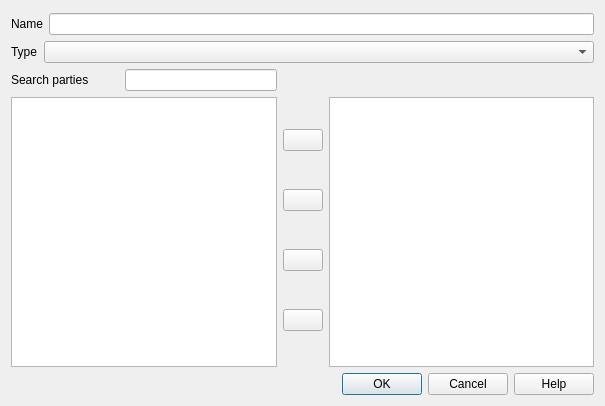
Qt form asistente_ladm_col/ui/dlg_group_party.ui (SwissTierrasColombia/Asistente-LADM-COL) before a commit.
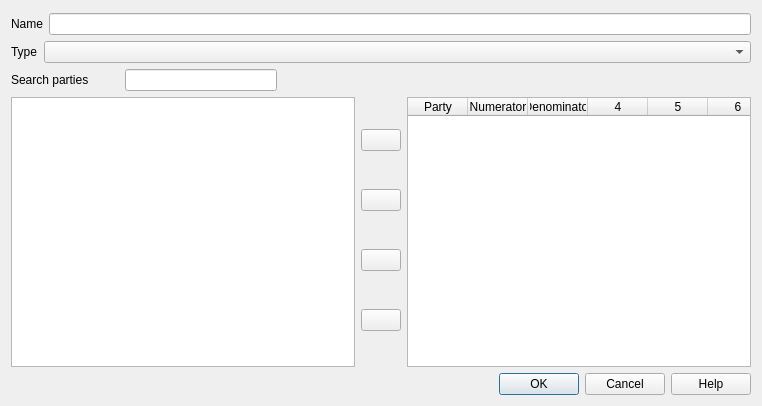
The same form after that commit. Icons and pictures are not drawn.

Commit message: [gui] Add headers for selected parties in Group Party dialog

The edit to the form file:
```diff
--- a/asistente_ladm_col/ui/dlg_group_party.ui
+++ b/asistente_ladm_col/ui/dlg_group_party.ui
@@ -6,7 +6,7 @@
    <rect>
     <x>0</x>
     <y>0</y>
-    <width>605</width>
+    <width>762</width>
     <height>406</height>
    </rect>
   </property>
@@ -185,10 +185,10 @@
         <bool>true</bool>
        </property>
        <property name="columnCount">
-        <number>3</number>
+        <number>6</number>
        </property>
        <attribute name="horizontalHeaderVisible">
-        <bool>false</bool>
+        <bool>true</bool>
        </attribute>
        <attribute name="horizontalHeaderDefaultSectionSize">
         <number>60</number>
@@ -205,6 +205,21 @@
        <attribute name="verticalHeaderMinimumSectionSize">
         <number>20</number>
        </attribute>
+       <column>
+        <property name="text">
+         <string>Party</string>
+        </property>
+       </column>
+       <column>
+        <property name="text">
+         <string>Numerator</string>
+        </property>
+       </column>
+       <column>
+        <property name="text">
+         <string>Denominator</string>
+        </property>
+       </column>
        <column/>
        <column/>
        <column/>
```
The commit also changes 1 other file.
